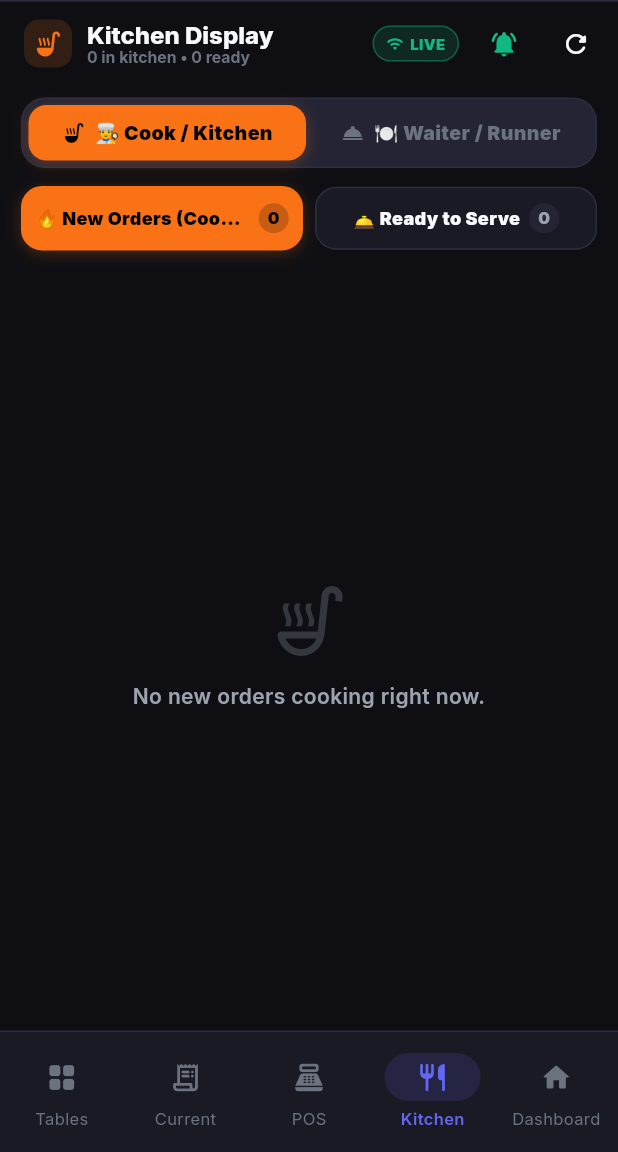
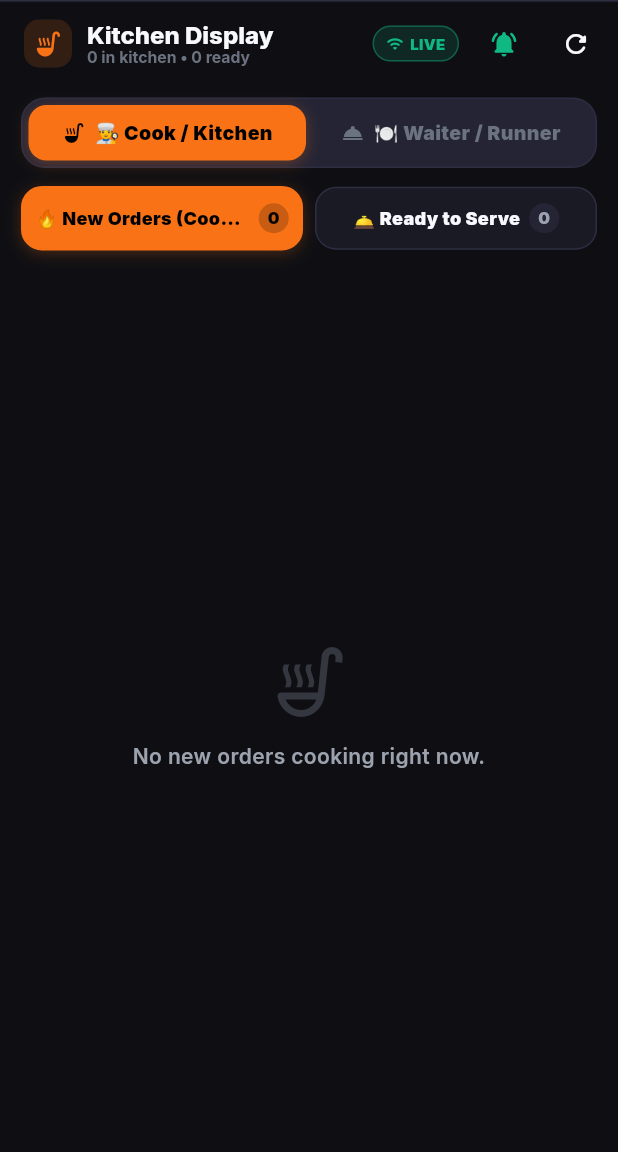
Before and after one commit to boradhruvajyoti/ros, a Flutter app: the KitchenScreen screen opened by its route, on a phone screen of 412 x 824 dp, the part 84-1236 px from its top. Run offline on Flutter 3.47's test engine with Material 3 defaults, Android fonts, the phone set to English and light mode, and no system bars; our stand-ins replace dio, fl_chart, flutter_riverpod, flutter_secure_storage, go_router, google_fonts and 3 more; accounts and stored records are empty; network calls fail.

Commit message:
feat(rbac): strictly enforce role feature access and hide unassigned features and telegram notifications in mobile and web

```diff
--- a/apps/mobile/lib/core/models/models.dart
+++ b/apps/mobile/lib/core/models/models.dart
@@ -54,6 +54,9 @@ class AuthUser {
   final String? department;
   final List<String> roles;
   final List<String> permissions;
+  final List<String> telegramNotifications;
+  final String? telegramChatId;
+  final String? telegramUsername;
 
   const AuthUser({
     required this.id,
@@ -67,6 +70,9 @@ class AuthUser {
     this.department,
     this.roles = const [],
     this.permissions = const [],
+    this.telegramNotifications = const [],
+    this.telegramChatId,
+    this.telegramUsername,
   });
 
   String get role => roles.isNotEmpty ? roles.first : '';
@@ -98,6 +104,15 @@ class AuthUser {
       }
     }
 
+    final telegramNotifs = <String>[];
+    if (json['telegramNotifications'] != null) {
+      if (json['telegramNotifications'] is List) {
+        for (final tn in json['telegramNotifications'] as List) {
+          if (tn is String && !telegramNotifs.contains(tn)) telegramNotifs.add(tn);
+        }
+      }
+    }
+
     return AuthUser(
       id: json['id'] as String? ?? '',
       name: json['name'] as String? ?? 'User',
@@ -110,6 +125,9 @@ class AuthUser {
       department: json['department'] as String?,
       roles: roles,
       permissions: perms,
+      telegramNotifications: telegramNotifs,
+      telegramChatId: json['telegramChatId'] as String?,
+      telegramUsername: json['telegramUsername'] as String?,
     );
   }
 
@@ -123,6 +141,9 @@ class AuthUser {
     'branchId': branchId,
     'roles': roles,
     'permissions': permissions,
+    'telegramNotifications': telegramNotifications,
+    'telegramChatId': telegramChatId,
+    'telegramUsername': telegramUsername,
   };
 
   bool get isPlatformAdmin =>
@@ -132,6 +153,9 @@ class AuthUser {
 
   bool get isTenantAdmin =>
       isPlatformAdmin || roles.contains('OWNER') || roles.contains('ADMIN');
+
+  bool get hasTelegramAccess =>
+      isTenantAdmin || telegramNotifications.isNotEmpty;
 
   bool hasPermission(String permission) {
     if (isPlatformAdmin || isTenantAdmin) return true;
--- a/apps/mobile/lib/core/utils/shell.dart
+++ b/apps/mobile/lib/core/utils/shell.dart
@@ -14,14 +14,6 @@ class AppShell extends ConsumerWidget {
   final Widget child;
   const AppShell({super.key, required this.child});
 
-  static const List<_NavItem> _restaurantBottomNav = [
-    _NavItem(path: '/tables', label: 'Tables', icon: Icons.grid_view_rounded),
-    _NavItem(path: '/current-orders', label: 'Current', icon: Icons.receipt_long_rounded),
-    _NavItem(path: '/pos', label: 'POS', icon: Icons.point_of_sale_rounded),
-    _NavItem(path: '/kitchen', label: 'Kitchen', icon: Icons.restaurant_rounded),
-    _NavItem(path: '/dashboard', label: 'Dashboard', icon: Icons.home_rounded),
-  ];
-
   static const List<_NavItem> _superAdminBottomNav = [
     _NavItem(path: '/super-admin', label: 'Platform Control', icon: Icons.hub_rounded),
     _NavItem(path: '/settings', label: 'Settings', icon: Icons.settings_rounded),
@@ -35,7 +27,9 @@ class AppShell extends ConsumerWidget {
     final user = authState.user;
     final isSuperAdmin = user?.isPlatformAdmin ?? false;
 
-    final navItems = isSuperAdmin ? _superAdminBottomNav : _restaurantBottomNav;
+    final navItems = isSuperAdmin
+        ? _superAdminBottomNav
+        : _getFilteredBottomNav(user, isSuperAdmin);
 
     int selectedIndex = 0;
     for (var i = 0; i < navItems.length; i++) {
@@ -55,7 +49,7 @@ class AppShell extends ConsumerWidget {
           Expanded(child: child),
         ],
       ),
-      bottomNavigationBar: MediaQuery.of(context).size.width <= 800
+      bottomNavigationBar: (MediaQuery.of(context).size.width <= 800 && navItems.isNotEmpty)
           ? _buildBottomNav(context, selectedIndex, navItems)
           : null,
       endDrawer: _buildDrawer(context, ref, user, isSuperAdmin),
@@ -308,8 +302,8 @@ class AppShell extends ConsumerWidget {
               valueColor: RosTheme.secondary,
             ),
 
+            if (user?.hasTelegramAccess == true) ...[
               const SizedBox(height: 14),
-
               // Telegram Alerts & Bot Connection Button
               GestureDetector(
                 onTap: () {
@@ -372,9 +366,11 @@ class AppShell extends ConsumerWidget {
                   ),
                 ),
               ),
+            ],
 
+            if (isRouteAccessible('/settings', user)) ...[
               const SizedBox(height: 14),
-            // Action buttons
+              // Action button for Settings
               SizedBox(
                 width: double.infinity,
                 height: 48,
@@ -395,6 +391,7 @@ class AppShell extends ConsumerWidget {
                   ),
                 ),
               ),
+            ],
             const SizedBox(height: 10),
             SizedBox(
               width: double.infinity,
@@ -512,8 +509,73 @@ class AppShell extends ConsumerWidget {
     );
   }
 
+  static List<_NavItem> _getFilteredBottomNav(AuthUser? user, bool isSuperAdmin) {
+    if (isSuperAdmin) return _superAdminBottomNav;
+    if (user == null) return [];
+
+    if (user.isTenantAdmin) {
+      return const [
+        _NavItem(path: '/tables', label: 'Tables', icon: Icons.grid_view_rounded),
+        _NavItem(path: '/current-orders', label: 'Current', icon: Icons.receipt_long_rounded),
+        _NavItem(path: '/pos', label: 'POS', icon: Icons.point_of_sale_rounded),
+        _NavItem(path: '/kitchen', label: 'Kitchen', icon: Icons.restaurant_rounded),
+        _NavItem(path: '/dashboard', label: 'Dashboard', icon: Icons.home_rounded),
+      ];
+    }
+
+    const candidates = [
+      _NavItem(path: '/tables', label: 'Tables', icon: Icons.grid_view_rounded),
+      _NavItem(path: '/current-orders', label: 'Current', icon: Icons.receipt_long_rounded),
+      _NavItem(path: '/pos', label: 'POS', icon: Icons.point_of_sale_rounded),
+      _NavItem(path: '/kitchen', label: 'Kitchen', icon: Icons.restaurant_rounded),
+      _NavItem(path: '/order-history', label: 'History', icon: Icons.receipt_long_rounded),
+      _NavItem(path: '/menu', label: 'Menu', icon: Icons.menu_book_rounded),
+      _NavItem(path: '/inventory', label: 'Inventory', icon: Icons.inventory_2_rounded),
+      _NavItem(path: '/reservations', label: 'Bookings', icon: Icons.event_seat_rounded),
+      _NavItem(path: '/customers', label: 'Customers', icon: Icons.people_rounded),
+      _NavItem(path: '/staff', label: 'Staff', icon: Icons.badge_rounded),
+      _NavItem(path: '/reports', label: 'Reports', icon: Icons.bar_chart_rounded),
+      _NavItem(path: '/dashboard', label: 'Dashboard', icon: Icons.home_rounded),
+      _NavItem(path: '/settings', label: 'Settings', icon: Icons.settings_rounded),
+    ];
+
+    final allowed = candidates.where((item) => isRouteAccessible(item.path, user)).toList();
+    if (allowed.isEmpty) {
+      return const [_NavItem(path: '/login', label: 'Home', icon: Icons.home_rounded)];
+    }
+    return allowed.take(5).toList();
+  }
+
+  static List<Object> _getFilteredNavSections(AuthUser? user, bool isSuperAdmin) {
+    if (isSuperAdmin) return _superAdminNavSections;
+    if (user == null) return [];
+    if (user.isTenantAdmin) return _restaurantNavSections;
+
+    final allowedSections = <Object>[];
+    _SectionDivider? currentDivider;
+    int itemsUnderCurrentDivider = 0;
+
+    for (final section in _restaurantNavSections) {
+      if (section is _SectionDivider) {
+        currentDivider = section;
+        itemsUnderCurrentDivider = 0;
+        continue;
+      }
+      final item = section as _NavItem;
+      if (isRouteAccessible(item.path, user)) {
+        if (currentDivider != null && itemsUnderCurrentDivider == 0) {
+          allowedSections.add(currentDivider);
+        }
+        allowedSections.add(item);
+        itemsUnderCurrentDivider++;
+      }
+    }
+
+    return allowedSections;
+  }
+
   Widget _buildSideRail(BuildContext context, WidgetRef ref, String location, AuthUser? user, bool isSuperAdmin) {
-    final sections = isSuperAdmin ? _superAdminNavSections : _restaurantNavSections;
+    final sections = _getFilteredNavSections(user, isSuperAdmin);
 
     return Container(
       width: 230,
@@ -671,7 +733,7 @@ class AppShell extends ConsumerWidget {
   }
 
   Widget _buildDrawer(BuildContext context, WidgetRef ref, AuthUser? user, bool isSuperAdmin) {
-    final sections = isSuperAdmin ? _superAdminNavSections : _restaurantNavSections;
+    final sections = _getFilteredNavSections(user, isSuperAdmin);
 
     return Drawer(
       backgroundColor: RosTheme.bgCard,
@@ -804,3 +866,79 @@ const List<Object> _superAdminNavSections = [
   _SectionDivider('CONFIGURATION'),
   _NavItem(path: '/settings', label: 'Settings', icon: Icons.settings_rounded),
 ];
+
+/// Check if a specific route is accessible by the user based on tenant admin choices
+bool isRouteAccessible(String path, AuthUser? user) {
+  if (user == null) return false;
+  if (user.isPlatformAdmin || user.isTenantAdmin) return true;
+
+  final cleanPath = path.split('?').first;
+
+  if (cleanPath.startsWith('/super-admin')) {
+    return user.isPlatformAdmin;
+  }
+  if (cleanPath.startsWith('/dashboard')) {
+    return user.hasPermission('reports:view');
+  }
+  if (cleanPath.startsWith('/tables')) {
+    return user.hasAnyPermission(['tables:view', 'tables:edit', 'orders:create']);
+  }
+  if (cleanPath.startsWith('/current-orders')) {
+    return user.hasAnyPermission(['orders:view', 'orders:create', 'tables:view']);
+  }
+  if (cleanPath.startsWith('/pos')) {
+    return user.hasPermission('orders:create');
+  }
+  if (cleanPath.startsWith('/kitchen')) {
+    return user.hasAnyPermission(['kitchen:view', 'kitchen:update']);
+  }
+  if (cleanPath.startsWith('/order-history')) {
+    return user.hasAnyPermission(['payments:view', 'orders:view']);
+  }
+  if (cleanPath.startsWith('/menu')) {
+    return user.hasAnyPermission(['menu:view', 'menu:create', 'menu:edit']);
+  }
+  if (cleanPath.startsWith('/inventory')) {
+    return user.hasPermission('inventory:view');
+  }
+  if (cleanPath.startsWith('/staff')) {
+    return user.hasAnyPermission(['staff:view', 'staff:create']);
+  }
+  if (cleanPath.startsWith('/reports')) {
+    return user.hasAnyPermission(['reports:view', 'reports:export']);
+  }
+  if (cleanPath.startsWith('/reservations')) {
+    return user.hasPermission('reservations:view');
+  }
+  if (cleanPath.startsWith('/customers')) {
+    return user.hasPermission('customers:view');
+  }
+  if (cleanPath.startsWith('/settings')) {
+    return user.hasAnyPermission(['settings:view', 'settings:edit']);
+  }
+
+  return false;
+}
+
+/// Compute the best landing route for the user role
+String getDefaultLandingRoute(AuthUser? user) {
+  if (user == null) return '/login';
+  if (user.isPlatformAdmin) return '/super-admin';
+  if (user.isTenantAdmin) return '/tables';
+
+  if (isRouteAccessible('/tables', user)) return '/tables';
+  if (isRouteAccessible('/pos', user)) return '/pos';
+  if (isRouteAccessible('/kitchen', user)) return '/kitchen';
+  if (isRouteAccessible('/current-orders', user)) return '/current-orders';
+  if (isRouteAccessible('/order-history', user)) return '/order-history';
+  if (isRouteAccessible('/menu', user)) return '/menu';
+  if (isRouteAccessible('/inventory', user)) return '/inventory';
+  if (isRouteAccessible('/reservations', user)) return '/reservations';
+  if (isRouteAccessible('/customers', user)) return '/customers';
+  if (isRouteAccessible('/reports', user)) return '/reports';
+  if (isRouteAccessible('/staff', user)) return '/staff';
+  if (isRouteAccessible('/dashboard', user)) return '/dashboard';
+  if (isRouteAccessible('/settings', user)) return '/settings';
+
+  return '/login';
+}
```
Also changed, not shown: apps/mobile/lib/core/router/router.dart (+6 -2 lines), 1 other file. Lines whose indentation alone changed are shown as unchanged.
